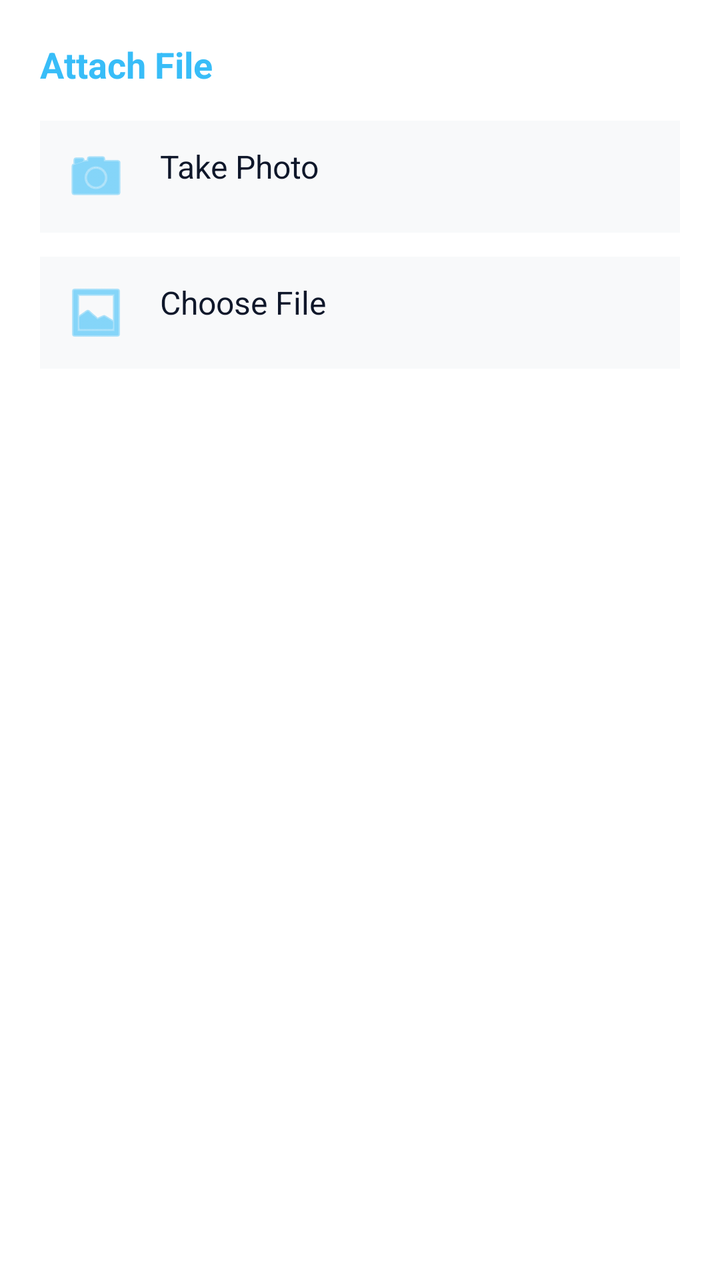
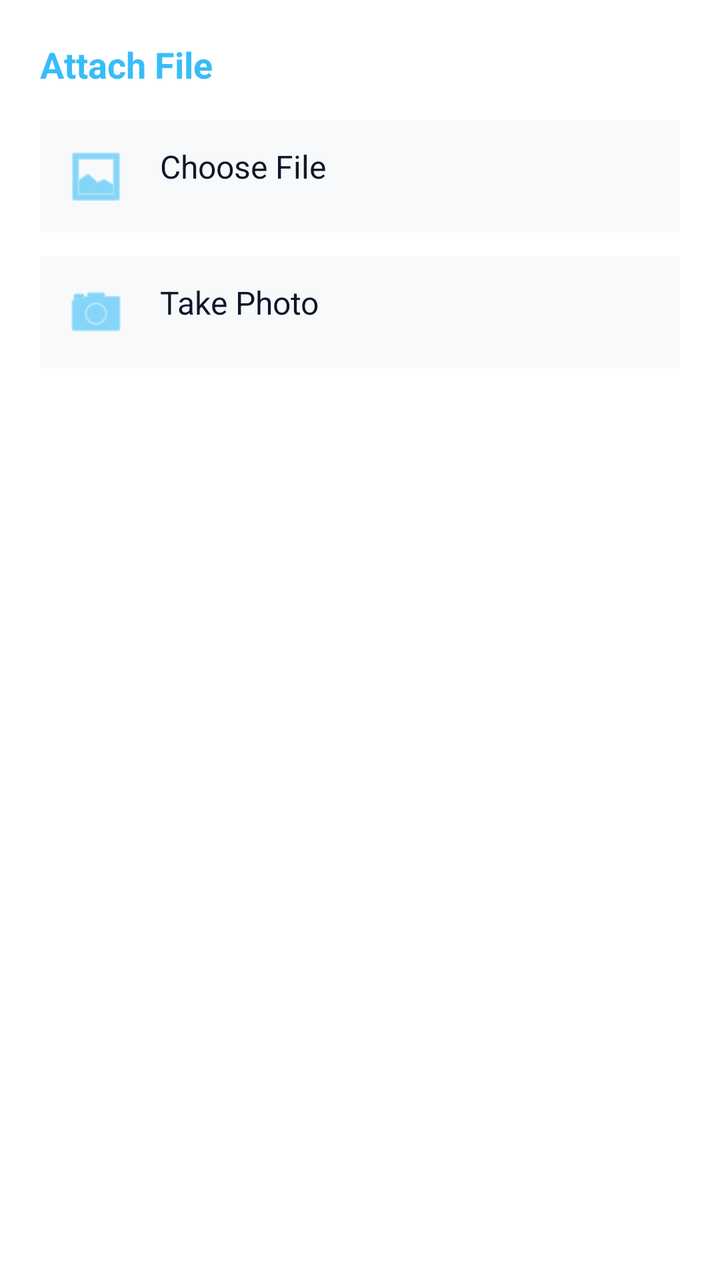

An Android layout rendered at two revisions. The XML below is the earlier revision; the diff shows what the commit changed to produce the second picture.
<!-- AndroidManifest.xml: application theme Theme.NoteCalc.Blue -->
<!-- res/layout/layout_dialog_attach_file.xml -->
<?xml version="1.0" encoding="utf-8"?>
<LinearLayout xmlns:android="http://schemas.android.com/apk/res/android"
    xmlns:app="http://schemas.android.com/apk/res-auto"
    android:id="@+id/dialog_root"
    android:layout_width="match_parent"
    android:layout_height="wrap_content"
    android:orientation="vertical"
    android:padding="20dp"
    android:background="?attr/colorBgSecondary">

    
    <TextView
        android:id="@+id/dialog_title"
        android:layout_width="wrap_content"
        android:layout_height="wrap_content"
        android:text="@string/attach_file_title"
        android:textSize="18sp"
        android:textStyle="bold"
        android:textColor="?attr/colorAccentSecondary"
        android:layout_marginBottom="16dp" />

    <TextView
        android:id="@+id/btn_take_photo"
        android:layout_width="match_parent"
        android:layout_height="wrap_content"
        android:text="@string/attach_file_btn_photo"
        android:textColor="@color/text_primary"
        android:textSize="16sp"
        android:padding="12dp"
        app:drawableStartCompat="@android:drawable/ic_menu_camera"
        app:drawableTint="?attr/colorAccentSecondary"
        android:drawablePadding="16dp"
        android:background="?attr/colorBgPrimary"
        android:layout_marginBottom="12dp"
        android:clickable="true"
        android:focusable="true"/>

    <TextView
        android:id="@+id/btn_choose_file"
        android:layout_width="match_parent"
        android:layout_height="wrap_content"
        android:text="@string/attach_file_btn_file"
        android:textColor="@color/text_primary"
        android:textSize="16sp"
        android:padding="12dp"
        app:drawableStartCompat="@android:drawable/ic_menu_gallery"
        app:drawableTint="?attr/colorAccentSecondary"
        android:drawablePadding="16dp"
        android:background="?attr/colorBgPrimary"
        android:clickable="true"
        android:focusable="true"/>

</LinearLayout>
<!-- resources referenced by this layout -->
<resources>
  <color name="text_primary">#FF0F172A</color>
  <string name="attach_file_btn_file">Choose File</string>
  <string name="attach_file_btn_photo">Take Photo</string>
  <string name="attach_file_title">Attach File</string>
  <style name="Theme.NoteCalc.Blue" parent="Base.Theme.NoteCalc">
          <item name="colorAccentPrimary">@color/accent_blue_primary</item>
          <item name="colorAccentSecondary">@color/accent_blue_secondary</item>
          <item name="colorBgPrimary">@color/bg_primary_blue</item>
          <item name="colorBgSecondary">@color/bg_secondary_blue</item>
          <item name="colorBgTertiary">@color/bg_tertiary_blue</item>
          <item name="colorBorder">@color/border_blue</item>
          <item name="colorRipple">@color/ripple_blue</item>
      </style>
  <style name="Base.Theme.NoteCalc" parent="Theme.Material3.DayNight.NoActionBar">
          <item name="android:windowBackground">?attr/colorBgPrimary</item>
          <item name="android:textColorPrimary">@color/text_primary</item>
      </style>
  <color name="accent_blue_primary">#FF0284C7</color>
  <color name="accent_blue_secondary">#FF38BDF8</color>
  <color name="bg_primary_blue">#FFF8F9FA</color>
  <color name="bg_secondary_blue">#FFFFFFFF</color>
  <color name="bg_tertiary_blue">#FFF1F5F9</color>
  <color name="border_blue">#FFE2E8F0</color>
  <color name="ripple_blue">#FFE2E8F0</color>
</resources>

<!-- the commit's change to res/layout/layout_dialog_attach_file.xml (unified diff, before → after) -->
@@ -20,6 +20,22 @@
         android:layout_marginBottom="16dp" />
 
     <TextView
+        android:id="@+id/btn_choose_file"
+        android:layout_width="match_parent"
+        android:layout_height="wrap_content"
+        android:text="@string/attach_file_btn_file"
+        android:textColor="@color/text_primary"
+        android:textSize="16sp"
+        android:padding="12dp"
+        app:drawableStartCompat="@android:drawable/ic_menu_gallery"
+        app:drawableTint="?attr/colorAccentSecondary"
+        android:drawablePadding="16dp"
+        android:background="?attr/colorBgPrimary"
+        android:layout_marginBottom="12dp"
+        android:clickable="true"
+        android:focusable="true"/>
+
+    <TextView
         android:id="@+id/btn_take_photo"
         android:layout_width="match_parent"
         android:layout_height="wrap_content"
@@ -31,22 +47,6 @@
         app:drawableTint="?attr/colorAccentSecondary"
         android:drawablePadding="16dp"
         android:background="?attr/colorBgPrimary"
-        android:layout_marginBottom="12dp"
-        android:clickable="true"
-        android:focusable="true"/>
-
-    <TextView
-        android:id="@+id/btn_choose_file"
-        android:layout_width="match_parent"
-        android:layout_height="wrap_content"
-        android:text="@string/attach_file_btn_file"
-        android:textColor="@color/text_primary"
-        android:textSize="16sp"
-        android:padding="12dp"
-        app:drawableStartCompat="@android:drawable/ic_menu_gallery"
-        app:drawableTint="?attr/colorAccentSecondary"
-        android:drawablePadding="16dp"
-        android:background="?attr/colorBgPrimary"
         android:clickable="true"
         android:focusable="true"/>
 
